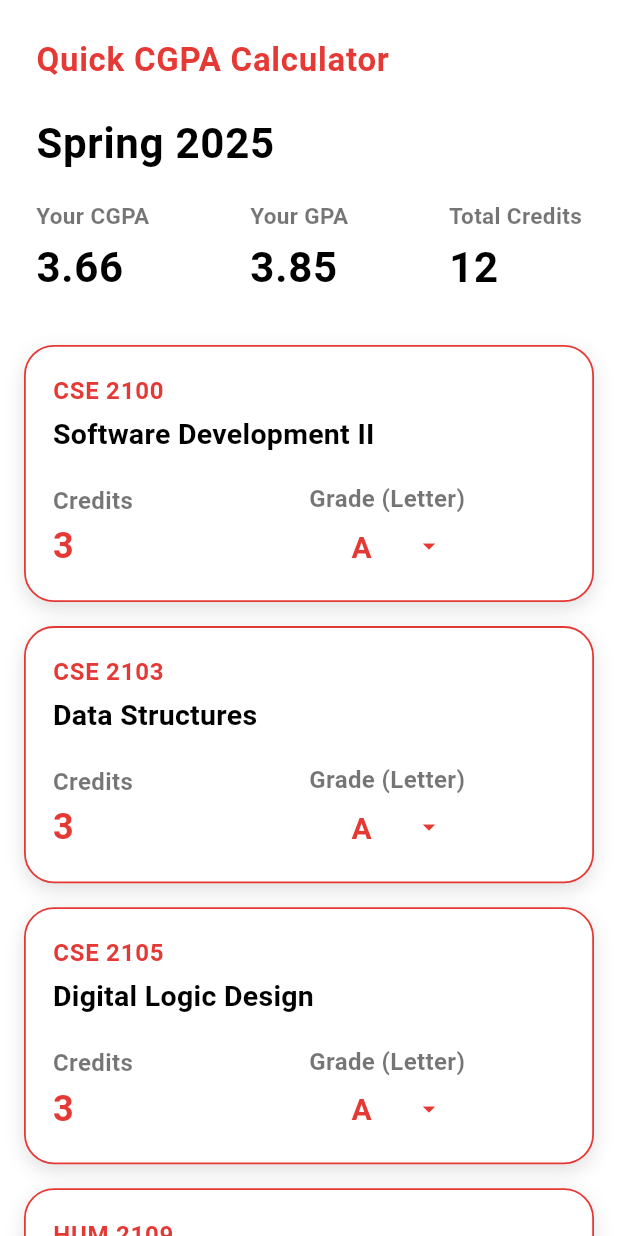
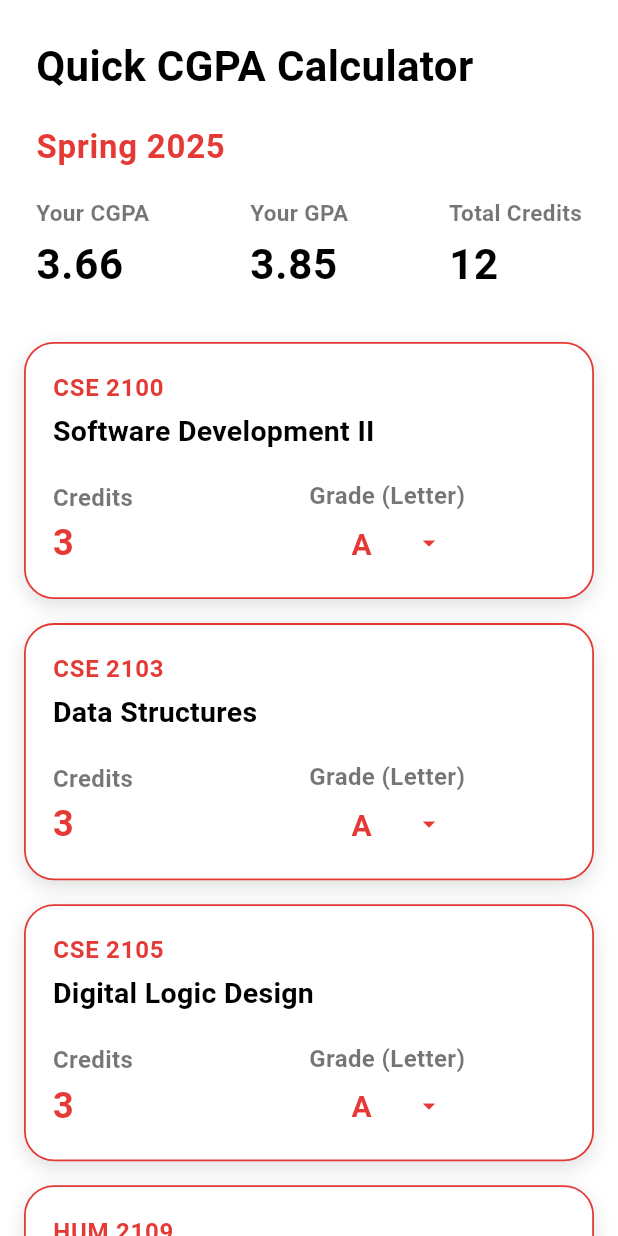
Before and after one commit to adityasaha03/AUSTmate, a Flutter app: the SemesterCGPACalculatorScreen screen opened directly, on a phone screen of 412 x 824 dp. Run offline on Flutter 3.47's test engine with Material 3 defaults, Android fonts, the phone set to English and light mode, and no system bars; our stand-ins replace flutter_secure_storage, google_sign_in, supabase_flutter, webview_flutter; accounts and stored records are empty.

Commit message:
update: UI polishing

```diff
--- a/austmate/lib/pages/GpaCalculator/cgpa_calculator_screen.dart
+++ b/austmate/lib/pages/GpaCalculator/cgpa_calculator_screen.dart
@@ -48,18 +48,18 @@ class SemesterCGPACalculatorScreen extends StatelessWidget {
                   const Text(
                     "Quick CGPA Calculator",
                     style: TextStyle(
-                      color: Color(0xFFE53935),
-                      fontSize: 22,
+                      color: Colors.black,
+                      fontSize: 28,
                       fontWeight: FontWeight.bold,
-                      letterSpacing: 0.5,
+
                     ),
                   ),
-                  const SizedBox(height: 20),
+                  const SizedBox(height: 18),
                   const Text(
                     'Spring 2025',
                     style: TextStyle(
-                      color: Colors.black,
-                      fontSize: 28,
+                      color: Color(0xFFE53935),
+                      fontSize: 22,
                       fontWeight: FontWeight.bold,
                       letterSpacing: 0.5,
                     ),
--- a/austmate/lib/pages/library_page.dart
+++ b/austmate/lib/pages/library_page.dart
@@ -157,6 +157,7 @@ class _LibraryPageState extends State<LibraryPage> {
         child: SingleChildScrollView(
           child: Column(
             children: [
+              const SizedBox(height: 22),
               Padding(
                 padding: const EdgeInsets.symmetric(horizontal: 25),
                 child: Align(
--- a/austmate/lib/pages/splash_screen.dart
+++ b/austmate/lib/pages/splash_screen.dart
@@ -114,7 +114,7 @@ class _SplashScreenState extends State<SplashScreen>
               opacity: fadeAnimation,
 
               child: const Text(
-                "AustMate",
+                "AUSTmate",
                 style: TextStyle(
                   fontSize: 30,
                   fontWeight: FontWeight.bold,
```
